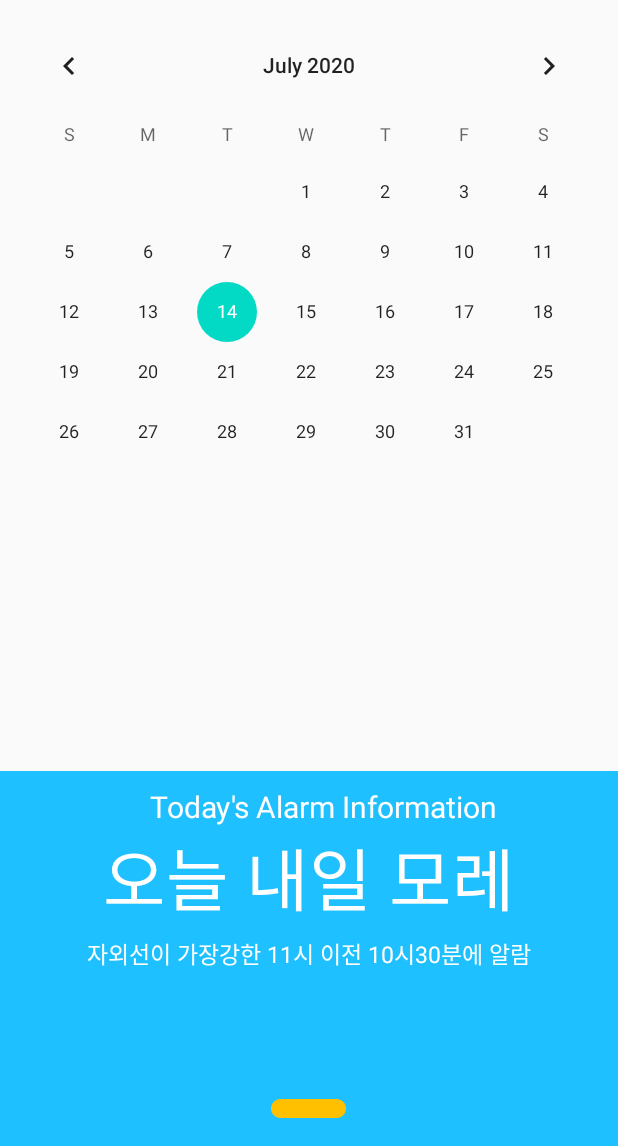
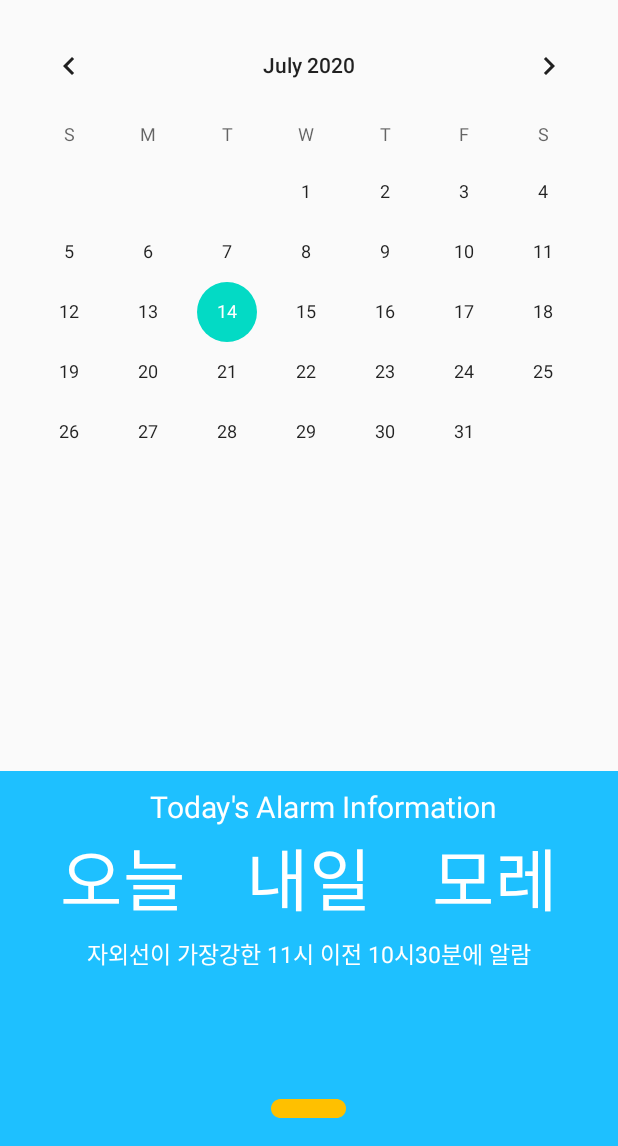
Before and after one commit to jhy068139/CAT, an Android app: the screen it shows after launch (MainActivity), on a phone screen of 412 x 824 dp, the part 90-1236 px from its top. Run offline under Robolectric (Android 15) with nearby library versions, the phone set to English and light mode, and no system bars.

Commit message:
오늘내일모래 아이디 분할

```diff
--- a/CAT/app/src/main/res/layout/activity_main.xml
+++ b/CAT/app/src/main/res/layout/activity_main.xml
@@ -72,10 +72,32 @@
 
             <TextView
                 android:textColor="#FFFFFF"
-                android:id="@+id/timer"
+                android:id="@+id/today"
                 android:textSize="45dp"
-                android:text="오늘 내일 모레"
+                android:text="오늘"
                 app:layout_constraintLeft_toLeftOf="parent"
+                app:layout_constraintRight_toLeftOf="@+id/tomorrow"
+                app:layout_constraintBottom_toBottomOf="parent"
+                android:layout_width="wrap_content"
+                android:layout_height="wrap_content">
+            </TextView>
+            <TextView
+                android:textColor="#FFFFFF"
+                android:id="@+id/tomorrow"
+                android:textSize="45dp"
+                android:text="내일"
+                app:layout_constraintLeft_toRightOf="@id/today"
+                app:layout_constraintRight_toLeftOf="@+id/morea"
+                app:layout_constraintBottom_toBottomOf="parent"
+                android:layout_width="wrap_content"
+                android:layout_height="wrap_content">
+            </TextView>
+            <TextView
+                android:textColor="#FFFFFF"
+                android:id="@+id/morea"
+                android:textSize="45dp"
+                android:text="모레"
+                app:layout_constraintLeft_toRightOf="@id/tomorrow"
                 app:layout_constraintRight_toRightOf="parent"
                 app:layout_constraintBottom_toBottomOf="parent"
                 android:layout_width="wrap_content"
```
Also changed, not shown: CAT/app/src/main/java/com/example/cat/MainActivity.java (+85 -145 lines).
